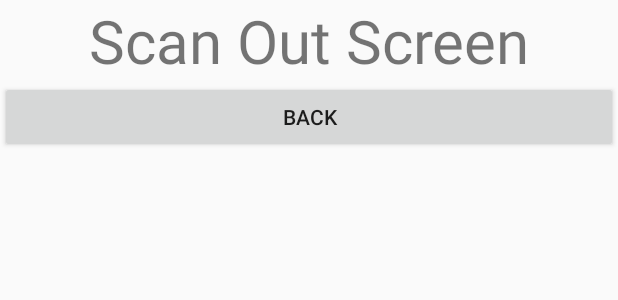
After one commit to TCompuVenture/OrganizeThatCooler-, an Android app built with Jetpack Compose: the layout activity_scan_in.xml on its own in the app's theme, with its tools: preview values and no code run, on a phone screen of 412 x 824 dp. The commit adds this screen. Shown: the top 300 px of the screen. Run offline under Robolectric (Android 15) with nearby library versions, the phone set to English and light mode, and no system bars.

Commit message:
scan in and scan out go to Scan screen

```diff
--- a/app/src/main/java/com/example/mysimpletestapplication/MainActivity.kt
+++ b/app/src/main/java/com/example/mysimpletestapplication/MainActivity.kt
@@ -30,7 +30,7 @@ class MainActivity : ComponentActivity() {
         }
 
         toScanOut.setOnClickListener{
-            Intent(this, ScanOutActivity::class.java).also {
+            Intent(this, Scan::class.java).also {
                 startActivity(it)
             }
         }
--- /dev/null
+++ b/app/src/main/res/layout/activity_scan_in.xml
@@ -0,0 +1,20 @@
+<?xml version="1.0" encoding="utf-8"?>
+<LinearLayout xmlns:android="http://schemas.android.com/apk/res/android"
+    android:orientation="vertical"
+    android:layout_width="match_parent"
+    android:layout_height="match_parent">
+
+    <TextView
+        android:id="@+id/textView4"
+        android:layout_width="match_parent"
+        android:layout_height="wrap_content"
+        android:text="Scan Out Screen"
+        android:textAlignment="center"
+        android:textSize="40sp" />
+
+    <Button
+        android:id="@+id/toMenu3"
+        android:layout_width="match_parent"
+        android:layout_height="wrap_content"
+        android:text="Back" />
+</LinearLayout>
```
Also changed, not shown: app/src/main/java/com/example/mysimpletestapplication/ScanInActivity.kt (added, +20 -0 lines).
